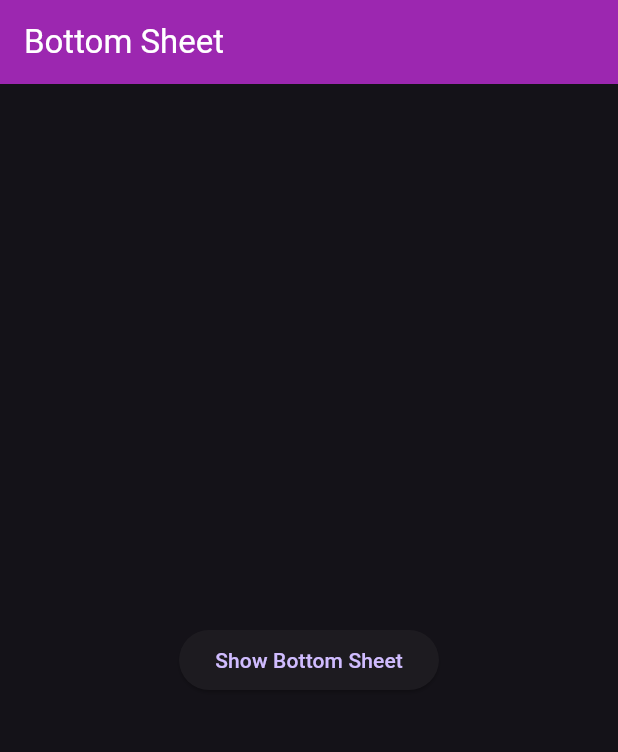
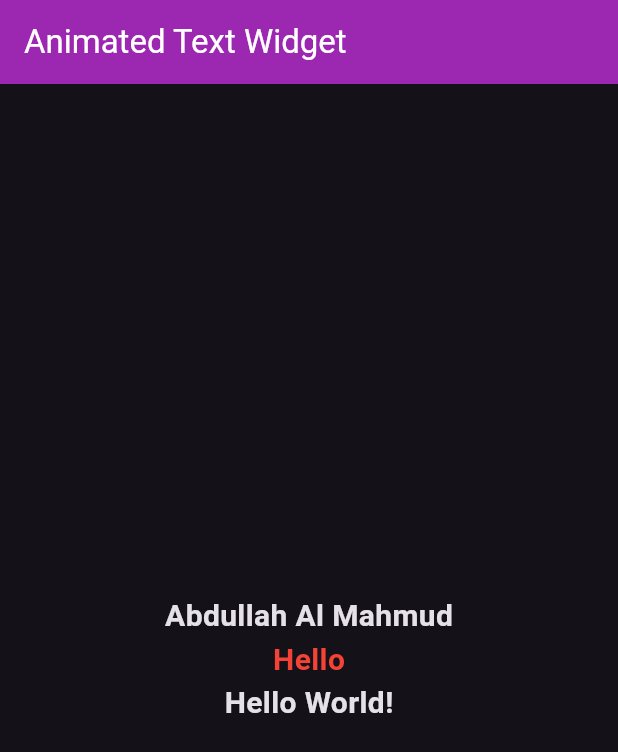
Before and after one commit to mahmud5658/flutter_resources, a Flutter app: the screen it shows after launch, on a phone screen of 412 x 824 dp. Shown: the top 752 px of the screen. Run offline on Flutter 3.47's test engine with Material 3 defaults, Android fonts, the phone set to English and light mode, and no system bars; drawn by our look-alikes of animated_text_kit; our stand-ins replace cached_network_image.

Commit message:
animated widget

```diff
--- a/lib/main.dart
+++ b/lib/main.dart
@@ -1,6 +1,7 @@
 import 'package:flutter/material.dart';
+import 'package:flutter_resources/widgets/animated_text.dart';
 // import 'package:flutter_resources/widgets/alert_dialog.dart';
-import 'package:flutter_resources/widgets/bottom_sheet.dart';
+// import 'package:flutter_resources/widgets/bottom_sheet.dart';
 // import 'package:flutter_resources/widgets/dismissable.dart';
 // import 'package:flutter_resources/widgets/drawer.dart';
 // import 'package:flutter_resources/widgets/image.dart';
@@ -35,7 +36,7 @@ class MyApp extends StatelessWidget {
         appBarTheme: const AppBarTheme(backgroundColor: Colors.purple),
         brightness: Brightness.dark,
       ),
-      home:  const BottomSheetWidget(),
+      home:  const AnimatedTextWidget(),
     );
   }
 }
--- /dev/null
+++ b/lib/widgets/animated_text.dart
@@ -0,0 +1,71 @@
+import 'package:animated_text_kit/animated_text_kit.dart';
+import 'package:flutter/material.dart';
+
+class AnimatedTextWidget extends StatelessWidget {
+  const AnimatedTextWidget({super.key});
+
+  @override
+  Widget build(BuildContext context) {
+    return Scaffold(
+        appBar: AppBar(
+          title: const Text(
+            'Animated Text Widget',
+            style: TextStyle(color: Colors.white),
+          ),
+        ),
+        body: Center(
+          child: Column(
+            mainAxisAlignment: MainAxisAlignment.center,
+            crossAxisAlignment: CrossAxisAlignment.center,
+            children: [
+              AnimatedTextKit(
+                animatedTexts: [
+                  TyperAnimatedText("Abdullah Al Mahmud",
+                      textStyle: const TextStyle(
+                          fontSize: 20, fontWeight: FontWeight.bold),
+                      speed: const Duration(milliseconds: 200)),
+                ],
+                totalRepeatCount: 5,
+                displayFullTextOnTap: true,
+                stopPauseOnTap: true,
+              ),
+              AnimatedTextKit(
+                animatedTexts: [
+                  RotateAnimatedText(
+                    "Hello",
+                    textStyle: const TextStyle(
+                        fontSize: 20,
+                        color: Colors.red,
+                        fontWeight: FontWeight.w600),
+                  ),
+                  RotateAnimatedText(
+                    "beautiful",
+                    textStyle: const TextStyle(
+                        fontSize: 20,
+                        color: Colors.red,
+                        fontWeight: FontWeight.w600),
+                  ),
+                  RotateAnimatedText(
+                    "World!",
+                    textStyle: const TextStyle(
+                        fontSize: 20, fontWeight: FontWeight.bold),
+                  ),
+                ],
+                // totalRepeatCount: 5,
+                // displayFullTextOnTap: true,
+                // stopPauseOnTap: true,
+              ),
+              AnimatedTextKit(
+                animatedTexts: [
+                  WavyAnimatedText(
+                    "Hello World!",
+                    textStyle: const TextStyle(
+                        fontSize: 20, fontWeight: FontWeight.bold),
+                  ),
+                ],
+              ),
+            ],
+          ),
+        ));
+  }
+}
--- a/pubspec.yaml
+++ b/pubspec.yaml
@@ -31,6 +31,7 @@ dependencies:
   flutter:
     sdk: flutter
   cached_network_image:
+  animated_text_kit:
 
 
   # The following adds the Cupertino Icons font to your application.
```
Also changed, not shown: pubspec.lock.
